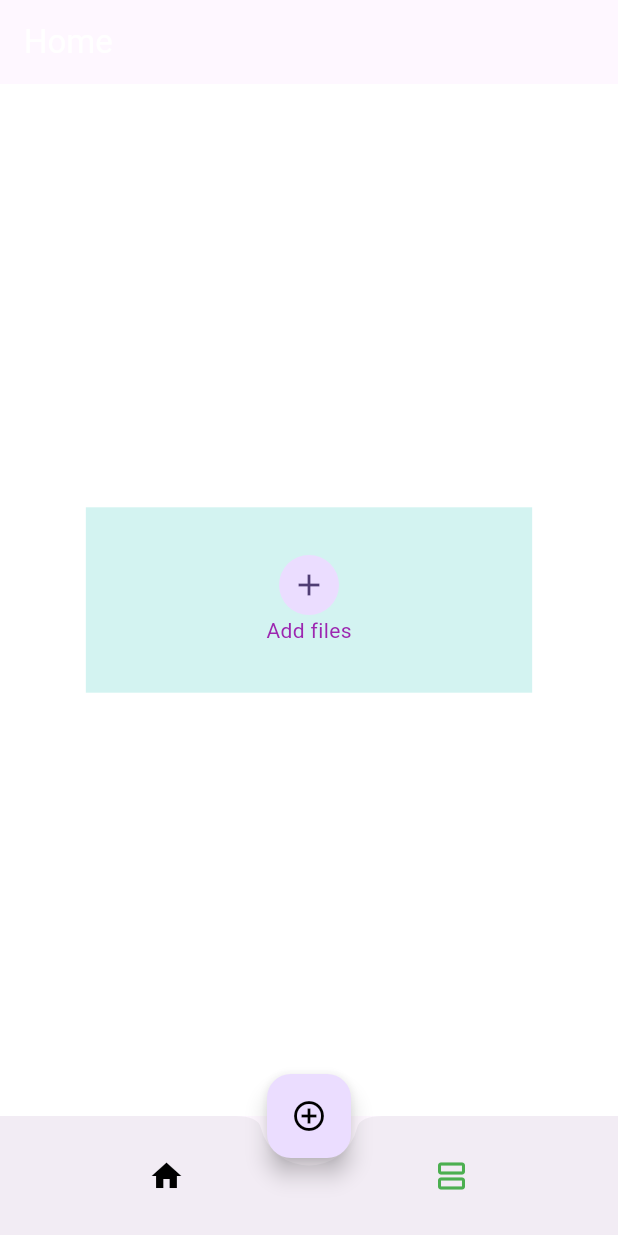
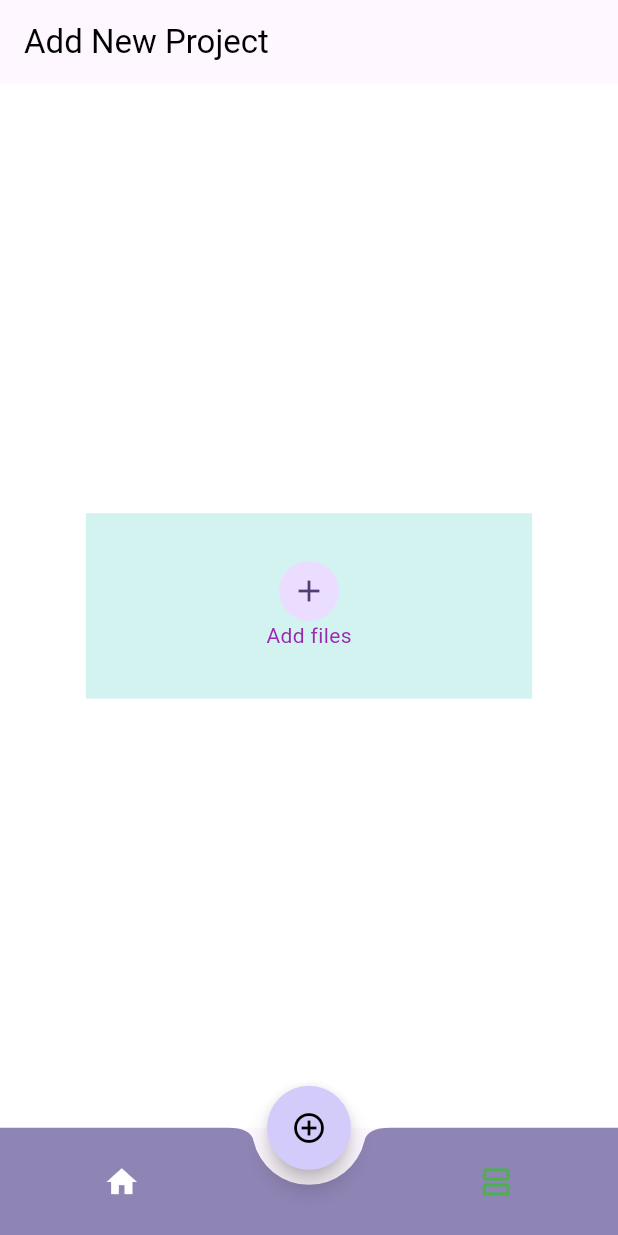
Before and after one commit to omit-excelitai/image_and_video_editing, a Flutter app: the screen it shows after launch, on a phone screen of 412 x 824 dp. Run offline on Flutter 3.47's test engine with Material 2 defaults, Android fonts, the phone set to English and light mode, and no system bars; our stand-ins replace dio, flutter_screenutil, get, get_it, google_fonts, image_picker and 1 more.

Commit message:
Updated -- bottom_navbar_controller.dart, add_project_screen.dart, bottom_navbar_screen.dart, home_screen.dart

```diff
--- a/lib/controller/bottom_navbar_controller.dart
+++ b/lib/controller/bottom_navbar_controller.dart
@@ -8,10 +8,10 @@ import '../view/screen/home_screen.dart';
 
 class BottomNavController extends GetxController {
   int selectedIndex = 0;
-  List<String> titles = ['Home', 'Add', 'View'];
+  List<String> titles = ['Add New Project', 'Home', 'View Videos'];
   List<Widget> screens = [
+    AddProjectScreen(),
     HomeScreen(),
-    AddProjectScreen(),
     ViewScreen()
   ];
 
--- a/lib/view/screen/add_project_screen.dart
+++ b/lib/view/screen/add_project_screen.dart
@@ -1,5 +1,10 @@
 
 import 'package:flutter/material.dart';
+import 'package:flutter_screenutil/flutter_screenutil.dart';
+import 'package:get/get.dart';
+
+import '../../controller/home_screen_controller.dart';
+import '../../utils/app_color_resources.dart';
 
 class AddProjectScreen extends StatelessWidget {
   static const String routeName = '/add_project_screen';
@@ -7,6 +12,38 @@ class AddProjectScreen extends StatelessWidget {
 
   @override
   Widget build(BuildContext context) {
-    return Scaffold();
+    return Scaffold(
+      backgroundColor: AppColorResources.scaffoldBgColor,
+      body: Center(
+        child: Padding(
+          padding: EdgeInsets.symmetric(horizontal: 50.0.w),
+          child: Container(
+            height: 120.h,
+            width: double.infinity,
+            decoration: BoxDecoration(
+              color: Color(0xFFd3f3f1),
+            ),
+            child: GetBuilder<HomeScreenController>(
+              init: HomeScreenController(),
+              builder: (controller) => Column(
+                mainAxisAlignment: MainAxisAlignment.center,
+                children: [
+                  CircleAvatar(
+                    child: IconButton(
+                      onPressed: controller.pickImageFromGallery,
+                      icon: Icon(Icons.add),
+                    ),
+                  ),
+                  Text(
+                    'Add files',
+                    style: TextStyle(color: Colors.purple),
+                  ),
+                ],
+              ),
+            ),
+          ),
+        ),
+      ),
+    );
   }
 }
--- a/lib/view/screen/bottom_navbar_screen.dart
+++ b/lib/view/screen/bottom_navbar_screen.dart
@@ -1,8 +1,8 @@
 import 'package:flutter/material.dart';
+import 'package:flutter_screenutil/flutter_screenutil.dart';
 import 'package:get/get.dart';
 import 'package:image_and_video_editing/utils/app_color_resources.dart';
 import '../../controller/bottom_navbar_controller.dart';
-
 
 class BottomNavBarScreen extends StatelessWidget {
   static const String routeName = '/bottom_navbar';
@@ -13,44 +13,50 @@ class BottomNavBarScreen extends StatelessWidget {
       init: BottomNavController(),
       builder: (controller) => Scaffold(
         appBar: AppBar(
-          title: Text(controller.title,style: TextStyle(
-            color: Colors.white
-          ),),
+          title: Text(
+            controller.title,
+            style: TextStyle(color: AppColorResources.primaryBlack),
+          ),
         ),
         body: controller.currentScreen,
         floatingActionButton: FloatingActionButton(
+          shape: CircleBorder(),
+          backgroundColor: AppColorResources.enableSwitchColor,
           isExtended: true,
-          //backgroundColor: AppColorResources.primaryOrange,
-          child: Icon(Icons.add_circle_outline_outlined, color: AppColorResources.primaryBlack),
+          child: Icon(Icons.add_circle_outline_outlined,
+              color: AppColorResources.primaryBlack),
           onPressed: () {
             controller.changeScreen(0);
           },
         ),
         floatingActionButtonLocation: FloatingActionButtonLocation.centerDocked,
         bottomNavigationBar: BottomAppBar(
-          //color: AppColorResources.borderColor,
-          notchMargin: 5,
-          shape: CircularNotchedRectangle(
-          ),
-          child: Container(
-            height: 20.0,
+          padding: EdgeInsets.symmetric(horizontal: 50.w),
+          height: 70.h,
+          color: AppColorResources.appDrawerColor.withOpacity(0.6),
+          notchMargin: 10,
+          shape: CircularNotchedRectangle(),
           child: Row(
-              mainAxisAlignment: MainAxisAlignment.spaceAround,
+            mainAxisAlignment: MainAxisAlignment.spaceBetween,
             children: <Widget>[
               IconButton(
-                  icon: Icon(Icons.home, color: AppColorResources.primaryBlack,),
+                icon: Icon(
+                  Icons.home,
+                  color: AppColorResources.primaryWhite,
+                ),
                 onPressed: () => controller.changeScreen(1),
               ),
               IconButton(
-                  icon: Icon(Icons.view_agenda_outlined,color: AppColorResources.primaryGreen,),
+                icon: Icon(
+                  Icons.view_agenda_outlined,
+                  color: AppColorResources.primaryGreen,
+                ),
                 onPressed: () => controller.changeScreen(2),
               ),
             ],
           ),
         ),
       ),
-
-      ),
     );
   }
 }
--- a/lib/view/screen/home_screen.dart
+++ b/lib/view/screen/home_screen.dart
@@ -8,7 +8,6 @@ import 'edit_screen.dart';
 
 class HomeScreen extends StatelessWidget {
   static const String routeName = '/home_screen';
-
 
   @override
   Widget build(BuildContext context) {
```
Lines whose indentation alone changed are shown as unchanged.
